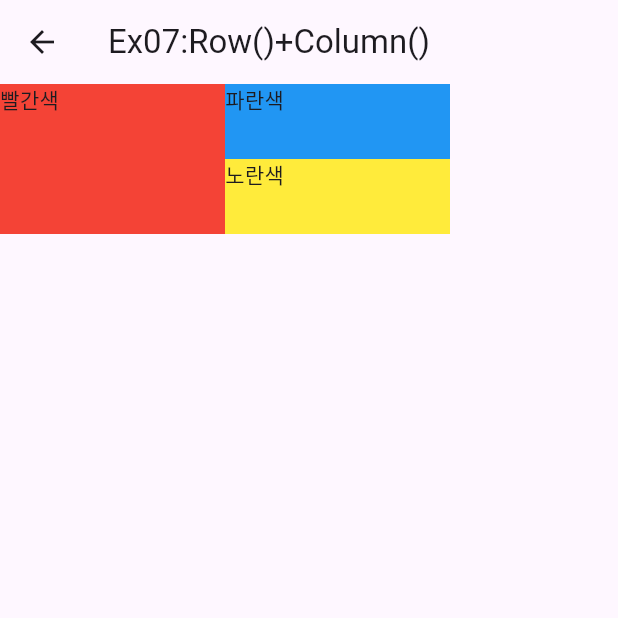
After one commit to kodasom0302/flutter_practice, a Flutter app: the Ex07 screen opened by its route, on a phone screen of 412 x 824 dp, the top half of it. The commit adds this screen. Run offline on Flutter 3.47's test engine with Material 3 defaults, Android fonts, the phone set to English and light mode, and no system bars.

Commit message:
2024-05-09

```diff
--- /dev/null
+++ b/lib/ex07.dart
@@ -0,0 +1,39 @@
+import 'package:flutter/material.dart';
+
+class Ex07 extends StatelessWidget {
+  const Ex07({super.key});
+
+  @override
+  Widget build(BuildContext context) {
+    return Scaffold(
+        appBar: AppBar(
+          title: Text("Ex07:Row()+Column()"),
+        ),
+        body: Row(
+            //mainAxisAlignment: MainAxisAlignment.end,
+            crossAxisAlignment: CrossAxisAlignment.start,
+            children: [
+              Container(
+                  width: 150,
+                  height: 100,
+                  color: Colors.red,
+                  child: Text("빨간색")),
+              Column(
+                children: [
+                  Container(
+                      width: 150,
+                      height: 50,
+                      color: Colors.blue,
+                      child: Text("파란색")),
+                  Container(
+                      width: 150,
+                      height: 50,
+                      color: Colors.yellow,
+                      child: Text("노란색")),
+                ],
+              ),
+            ]
+        )
+    );
+  }
+}
--- a/lib/main.dart
+++ b/lib/main.dart
@@ -31,7 +31,7 @@ class MyApp extends StatelessWidget {
         colorScheme: ColorScheme.fromSeed(seedColor: Colors.deepPurple),
         useMaterial3: true,
       ),
-      initialRoute: "/15",
+      initialRoute: "/12",
       routes: { //map
         "/": (context) => Ex01(),
         "/02": (context) => Ex02(),
```
